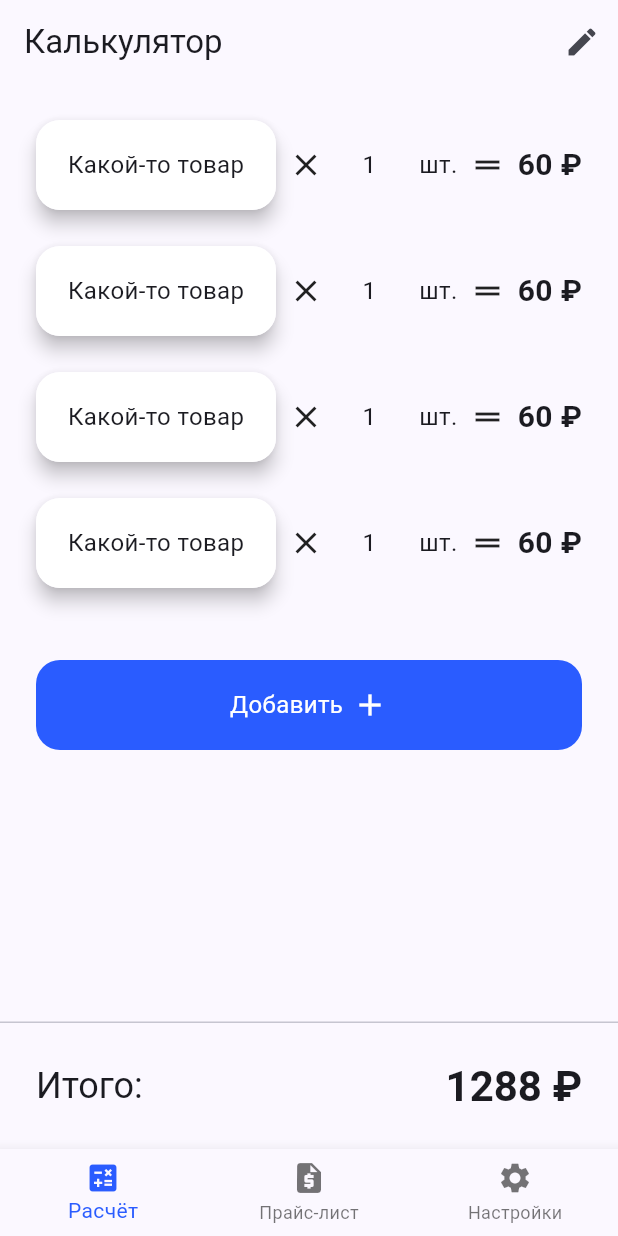
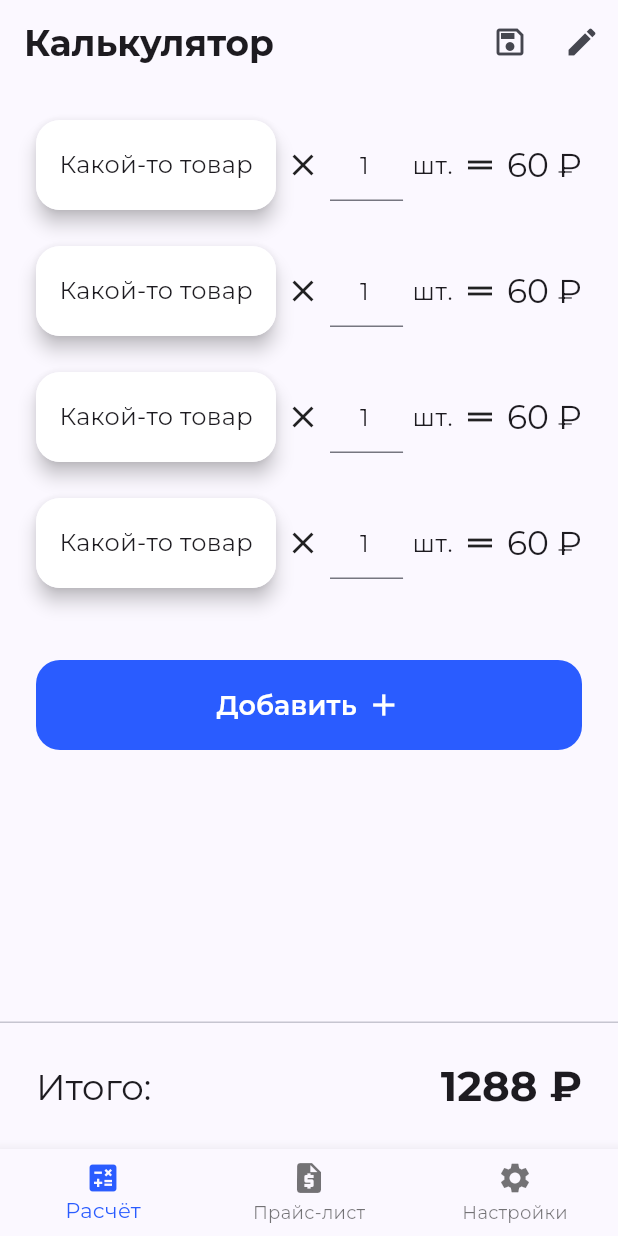
Before and after one commit to GASTDASH/pricecalc, a Flutter app: the screen it shows after launch, on a phone screen of 412 x 824 dp. Run offline on Flutter 3.47's test engine with Material 3 defaults, Android fonts, the phone set to English and light mode, and no system bars; our stand-ins replace flutter_bloc, go_router, google_fonts, hive, hive_flutter, shimmer_animation; accounts and stored records are empty.

Commit message:
Исправление дизайна (GoogleFonts) и продолжение работы с ООП

```diff
--- a/lib/core/core.dart
+++ b/lib/core/core.dart
@@ -1,6 +1,4 @@
 // c:\codes\pricecalc\lib\core.dart exports
 // generated by: https://marketplace.visualstudio.com/items?itemName=elmsec.dart-flutter-exports:
 
-export 'data/data.dart';
-export 'domain/domain.dart';
 export 'presentation/presentation.dart';
--- a/lib/core/data/data.dart
+++ /dev/null
@@ -1,5 +0,0 @@
-// c:\codes\pricecalc\lib\core\data.dart exports
-// generated by: https://marketplace.visualstudio.com/items?itemName=elmsec.dart-flutter-exports:
-
-export 'data_source/data_source.dart';
-export 'repository/repository.dart';
--- a/lib/core/data/data_source/data_source.dart
+++ /dev/null
@@ -1,2 +0,0 @@
-// c:\codes\pricecalc\lib\core\data\data_source.dart exports
-// generated by: https://marketplace.visualstudio.com/items?itemName=elmsec.dart-flutter-exports:
--- a/lib/core/data/repository/repository.dart
+++ /dev/null
@@ -1,2 +0,0 @@
-// c:\codes\pricecalc\lib\core\data\repository.dart exports
-// generated by: https://marketplace.visualstudio.com/items?itemName=elmsec.dart-flutter-exports:
--- a/lib/core/domain/domain.dart
+++ /dev/null
@@ -1,2 +0,0 @@
-// c:\codes\pricecalc\lib\core\domain.dart exports
-// generated by: https://marketplace.visualstudio.com/items?itemName=elmsec.dart-flutter-exports:
--- a/lib/core/presentation/widgets/button_custom.dart
+++ b/lib/core/presentation/widgets/button_custom.dart
@@ -39,8 +39,16 @@ class ButtonCustom extends StatelessWidget {
             child: Row(
               spacing: icon != null ? 6 : 0,
               mainAxisAlignment: MainAxisAlignment.center,
+              crossAxisAlignment: CrossAxisAlignment.center,
               children: [
-                Text(text, style: TextStyle(color: Colors.white, fontSize: 16)),
+                Text(
+                  text,
+                  style: theme.textTheme.titleMedium?.copyWith(
+                    fontSize: 18,
+                    color: Colors.white,
+                    fontWeight: FontWeight.w600,
+                  ),
+                ),
                 icon != null
                     ? Icon(icon, color: Colors.white)
                     : SizedBox.shrink(),
--- a/lib/core/presentation/widgets/text_field_custom.dart
+++ b/lib/core/presentation/widgets/text_field_custom.dart
@@ -4,7 +4,7 @@ class TextFieldCustom extends StatelessWidget {
   const TextFieldCustom({
     super.key,
     this.controller,
-    this.decoration,
+    this.decoration = const InputDecoration(),
     this.style,
     this.textAlign = TextAlign.start,
     this.keyboardType,
@@ -21,6 +21,7 @@ class TextFieldCustom extends StatelessWidget {
   @override
   Widget build(BuildContext context) {
     return TextField(
+      groupId: UniqueKey(),
       style: style ?? TextStyle(fontSize: 16),
       decoration: decoration,
       controller: controller,
@@ -28,6 +29,7 @@ class TextFieldCustom extends StatelessWidget {
       onTapOutside: (event) {
         FocusManager.instance.primaryFocus?.unfocus();
         if (onTapOutside != null) onTapOutside!();
+        debugPrint("=================");
       },
       keyboardType: keyboardType,
     );
--- a/lib/features/home/presentation/home_screen.dart
+++ b/lib/features/home/presentation/home_screen.dart
@@ -30,8 +30,16 @@ class HomeScreen extends StatelessWidget {
       body: CustomScrollView(
         slivers: [
           SliverAppBar(
-            title: Text("Калькулятор"),
-            actions: [IconButton(onPressed: () {}, icon: Icon(Icons.edit))],
+            title: Text(
+              "Калькулятор",
+              style: theme.textTheme.headlineSmall?.copyWith(
+                fontWeight: FontWeight.w700,
+              ),
+            ),
+            actions: [
+              IconButton(onPressed: () {}, icon: Icon(Icons.save_outlined)),
+              IconButton(onPressed: () {}, icon: Icon(Icons.edit)),
+            ],
           ),
           SliverToBoxAdapter(child: SizedBox(height: 24)),
           SliverPadding(
--- a/lib/features/home/presentation/widgets/item_row.dart
+++ b/lib/features/home/presentation/widgets/item_row.dart
@@ -1,5 +1,6 @@
 import 'package:flutter/material.dart';
 import 'package:pricecalc/core/core.dart';
+import 'package:pricecalc/features/home/presentation/widgets/name_box.dart';
 
 class ItemRow extends StatelessWidget {
   ItemRow({super.key, this.index});
@@ -9,58 +10,26 @@ class ItemRow extends StatelessWidget {
 
   @override
   Widget build(BuildContext context) {
+    final theme = Theme.of(context);
+
     return Row(
-      spacing: 8,
+      spacing: 6,
       children: [
         index != null
-            ? ReorderableDragStartListener(
-              index: index!,
-              child: _buildNameBox(),
-            )
-            : _buildNameBox(),
+            ? ReorderableDragStartListener(index: index!, child: NameBox())
+            : NameBox(),
         Icon(Icons.close),
         Flexible(
           child: TextFieldCustom(
             textAlign: TextAlign.center,
+            keyboardType: TextInputType.number,
             controller: countController,
           ),
         ),
-        Text("шт.", style: TextStyle(fontSize: 16)),
+        Text("шт.", style: theme.textTheme.bodyLarge),
         Icon(Icons.drag_handle),
-        Text(
-          "60 ₽",
-          style: TextStyle(fontSize: 20, fontWeight: FontWeight.bold),
-        ),
+        Text("60 ₽", style: theme.textTheme.titleLarge?.copyWith()),
       ],
     );
   }
-
-  Material _buildNameBox() {
-    return Material(
-      elevation: 5,
-      borderRadius: BorderRadius.circular(16),
-      child: InkWell(
-        borderRadius: BorderRadius.circular(16),
-        onTap: () {},
-        child: Ink(
-          height: 60,
-          width: 160,
-          padding: EdgeInsets.symmetric(horizontal: 12),
-          decoration: BoxDecoration(
-            color: Colors.white,
-            borderRadius: BorderRadius.circular(16),
-            // boxShadow: [BoxShadow(color: Colors.black26, blurRadius: 8)],
-          ),
-          child: Center(
-            child: Text(
-              "Какой-то товар",
-              maxLines: 2,
-              overflow: TextOverflow.ellipsis,
-              style: TextStyle(fontSize: 16),
-            ),
-          ),
-        ),
-      ),
-    );
-  }
 }
--- /dev/null
+++ b/lib/features/home/presentation/widgets/name_box.dart
@@ -0,0 +1,35 @@
+import 'package:flutter/material.dart';
+
+class NameBox extends StatelessWidget {
+  const NameBox({super.key});
+
+  @override
+  Widget build(BuildContext context) {
+    return Material(
+      elevation: 5,
+      borderRadius: BorderRadius.circular(16),
+      child: InkWell(
+        borderRadius: BorderRadius.circular(16),
+        onTap: () {},
+        child: Ink(
+          height: 60,
+          width: 160,
+          padding: EdgeInsets.symmetric(horizontal: 12),
+          decoration: BoxDecoration(
+            color: Colors.white,
+            borderRadius: BorderRadius.circular(16),
+            // boxShadow: [BoxShadow(color: Colors.black26, blurRadius: 8)],
+          ),
+          child: Center(
+            child: Text(
+              "Какой-то товар",
+              maxLines: 2,
+              overflow: TextOverflow.ellipsis,
+              style: TextStyle(fontSize: 16),
+            ),
+          ),
+        ),
+      ),
+    );
+  }
+}
--- a/lib/features/price_list/presentation/price_list_screen.dart
+++ b/lib/features/price_list/presentation/price_list_screen.dart
@@ -25,12 +25,6 @@ class _PriceListScreenState extends State<PriceListScreen> {
     return BlocBuilder<PriceBloc, PriceState>(
       builder: (context, state) {
         return Scaffold(
-          persistentFooterButtons: [
-            Padding(
-              padding: const EdgeInsets.symmetric(horizontal: 16),
-              child: ButtonCustom(text: "Сохранить", onTap: null),
-            ),
-          ],
           body: CustomScrollView(
             slivers:
                 state is PriceLoading
--- a/lib/features/root/presentation/root_screen.dart
+++ b/lib/features/root/presentation/root_screen.dart
@@ -1,5 +1,7 @@
 import 'package:flutter/material.dart';
+import 'package:flutter_bloc/flutter_bloc.dart';
 import 'package:go_router/go_router.dart';
+import 'package:pricecalc/features/price_list/price_list.dart';
 
 class RootScreen extends StatefulWidget {
   const RootScreen({
@@ -25,6 +27,7 @@ class _RootScreenState extends State<RootScreen> {
     _controller = PageController(
       initialPage: widget.navigationShell.currentIndex,
     );
+    context.read<PriceBloc>().add(LoadPrices());
   }
 
   @override
--- a/lib/price_calc_app.dart
+++ b/lib/price_calc_app.dart
@@ -1,5 +1,6 @@
 import 'package:flutter/material.dart';
 import 'package:flutter_bloc/flutter_bloc.dart';
+import 'package:google_fonts/google_fonts.dart';
 import 'package:pricecalc/features/price_list/price_list.dart';
 import 'package:pricecalc/routing/router.dart';
 
@@ -19,6 +20,7 @@ class PriceCalcApp extends StatelessWidget {
             seedColor: primaryColor,
             primary: primaryColor,
           ),
+          textTheme: GoogleFonts.montserratTextTheme(),
         ),
         routerConfig: router,
       ),
--- a/pubspec.yaml
+++ b/pubspec.yaml
@@ -41,6 +41,7 @@ dependencies:
   flutter_bloc: ^9.1.1
   shimmer_animation: ^2.2.2
   uuid: ^4.5.1
+  google_fonts: ^6.2.1
 
 dev_dependencies:
   flutter_test:
```
Also changed, not shown: lib/core/presentation/widgets/bottom_sheet_custom.dart (+4 -3 lines), lib/features/home/presentation/widgets/add_item_bottom_sheet.dart (+67 -8 lines), lib/features/home/presentation/widgets/item_chip.dart (+13 -4 lines), pubspec.lock.
